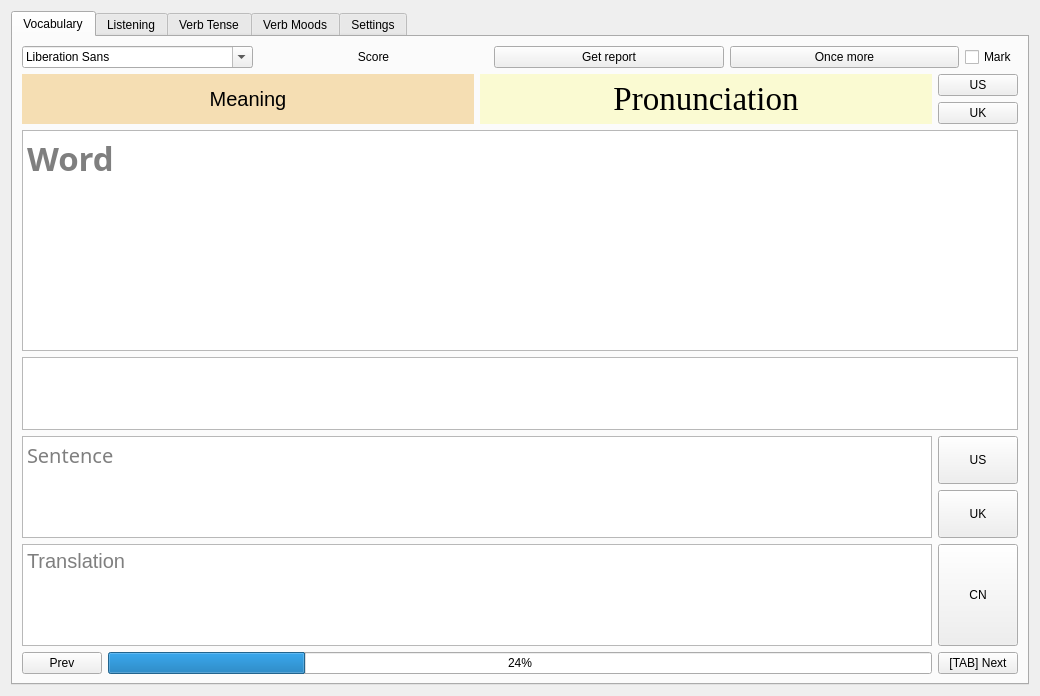
This is ui/EnglishPractice.ui in SuWeipeng/EnglishPractice as Qt 5 draws it before an edit. The edited form follows.
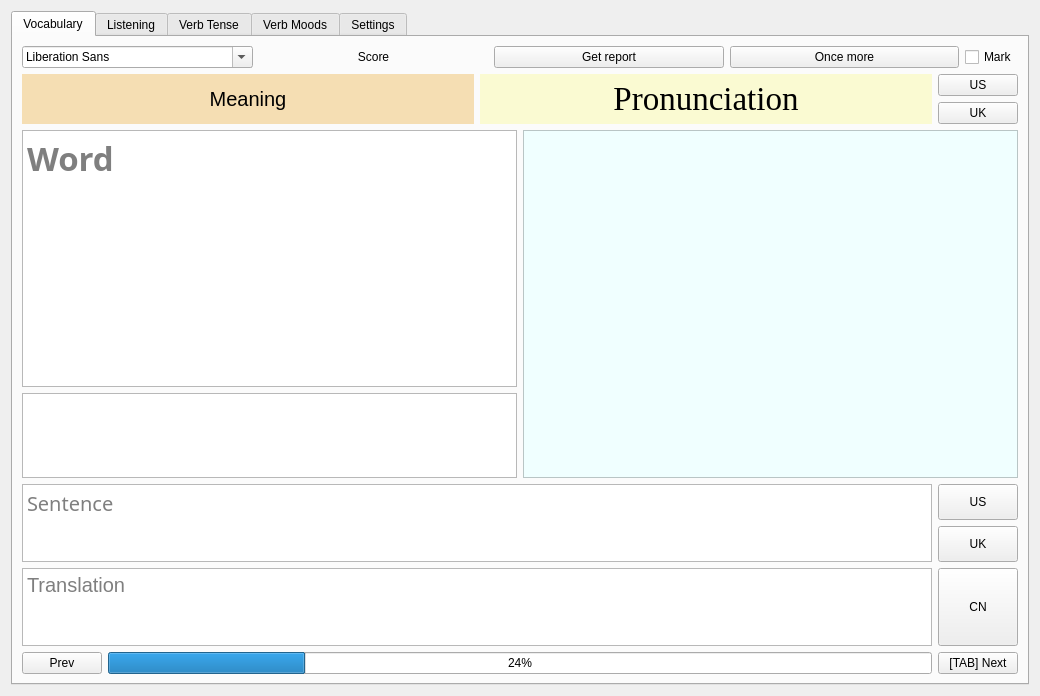
This is the edited form.

Commit message: Add on line dictionary for En2En and En2CN

What changed in the file:
```diff
--- a/ui/EnglishPractice.ui
+++ b/ui/EnglishPractice.ui
@@ -13,8 +13,8 @@
   <property name="windowTitle">
    <string>EnglishPractice</string>
   </property>
-  <layout class="QGridLayout" name="gridLayout">
-   <item row="0" column="0">
+  <layout class="QVBoxLayout" name="verticalLayout_52">
+   <item>
     <widget class="QTabWidget" name="tabWidget">
      <property name="styleSheet">
       <string notr="true"/>
@@ -191,7 +191,9 @@
         </layout>
        </item>
        <item>
-        <layout class="QVBoxLayout" name="verticalLayout">
+        <layout class="QHBoxLayout" name="horizontalLayout_72">
+         <item>
+          <layout class="QVBoxLayout" name="verticalLayout_53">
          <item>
           <widget class="QTextEdit" name="textEdit">
            <property name="sizePolicy">
@@ -243,15 +245,41 @@
         </layout>
        </item>
        <item>
+          <widget class="QTextBrowser" name="textBrowser_3">
+           <property name="font">
+            <font>
+             <pointsize>15</pointsize>
+            </font>
+           </property>
+           <property name="styleSheet">
+            <string notr="true">background-color: azure</string>
+           </property>
+          </widget>
+         </item>
+        </layout>
+       </item>
+       <item>
         <layout class="QHBoxLayout" name="horizontalLayout_55">
          <item>
           <widget class="QTextEdit" name="textEdit_2">
+           <property name="sizePolicy">
+            <sizepolicy hsizetype="Expanding" vsizetype="Fixed">
+             <horstretch>0</horstretch>
+             <verstretch>0</verstretch>
+            </sizepolicy>
+           </property>
            <property name="minimumSize">
             <size>
              <width>0</width>
              <height>50</height>
             </size>
            </property>
+           <property name="maximumSize">
+            <size>
+             <width>16777215</width>
+             <height>120</height>
+            </size>
+           </property>
            <property name="font">
             <font>
              <family>Arial Rounded MT Bold</family>
@@ -268,11 +296,17 @@
            <item>
             <widget class="QPushButton" name="pushButton_24">
              <property name="sizePolicy">
-              <sizepolicy hsizetype="Minimum" vsizetype="Expanding">
+              <sizepolicy hsizetype="Minimum" vsizetype="Minimum">
                <horstretch>0</horstretch>
                <verstretch>0</verstretch>
               </sizepolicy>
              </property>
+             <property name="maximumSize">
+              <size>
+               <width>16777215</width>
+               <height>59</height>
+              </size>
+             </property>
              <property name="text">
               <string>US</string>
              </property>
@@ -284,11 +318,17 @@
            <item>
             <widget class="QPushButton" name="pushButton_25">
              <property name="sizePolicy">
-              <sizepolicy hsizetype="Minimum" vsizetype="Expanding">
+              <sizepolicy hsizetype="Minimum" vsizetype="Minimum">
                <horstretch>0</horstretch>
                <verstretch>0</verstretch>
               </sizepolicy>
              </property>
+             <property name="maximumSize">
+              <size>
+               <width>16777215</width>
+               <height>59</height>
+              </size>
+             </property>
              <property name="text">
               <string>UK</string>
              </property>
@@ -305,12 +345,24 @@
         <layout class="QHBoxLayout" name="horizontalLayout_58">
          <item>
           <widget class="QTextBrowser" name="textBrowser">
+           <property name="sizePolicy">
+            <sizepolicy hsizetype="Expanding" vsizetype="Fixed">
+             <horstretch>0</horstretch>
+             <verstretch>0</verstretch>
+            </sizepolicy>
+           </property>
            <property name="minimumSize">
             <size>
              <width>0</width>
              <height>50</height>
             </size>
            </property>
+           <property name="maximumSize">
+            <size>
+             <width>16777215</width>
+             <height>120</height>
+            </size>
+           </property>
            <property name="font">
             <font>
              <pointsize>15</pointsize>
@@ -329,6 +381,12 @@
              <verstretch>0</verstretch>
             </sizepolicy>
            </property>
+           <property name="maximumSize">
+            <size>
+             <width>16777215</width>
+             <height>120</height>
+            </size>
+           </property>
            <property name="text">
             <string>CN</string>
            </property>
```
Left out of the diff: 24 changed lines with no effect on the pictures. Lines whose indentation alone changed are shown as unchanged. The commit also changes 2 other files.
